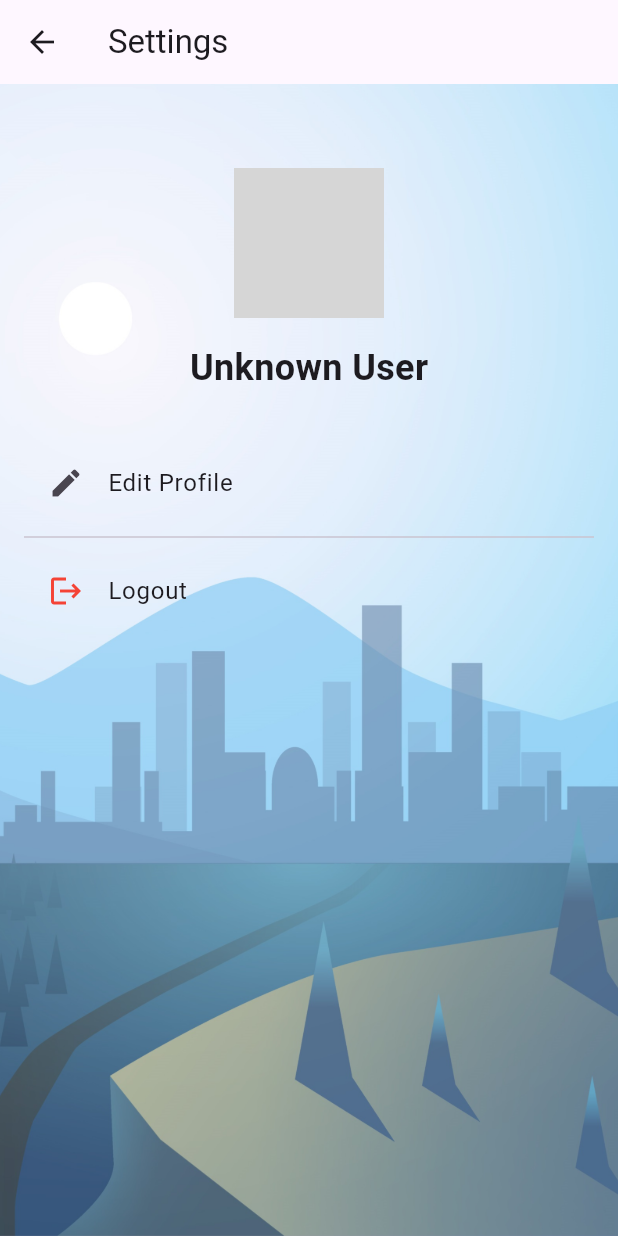
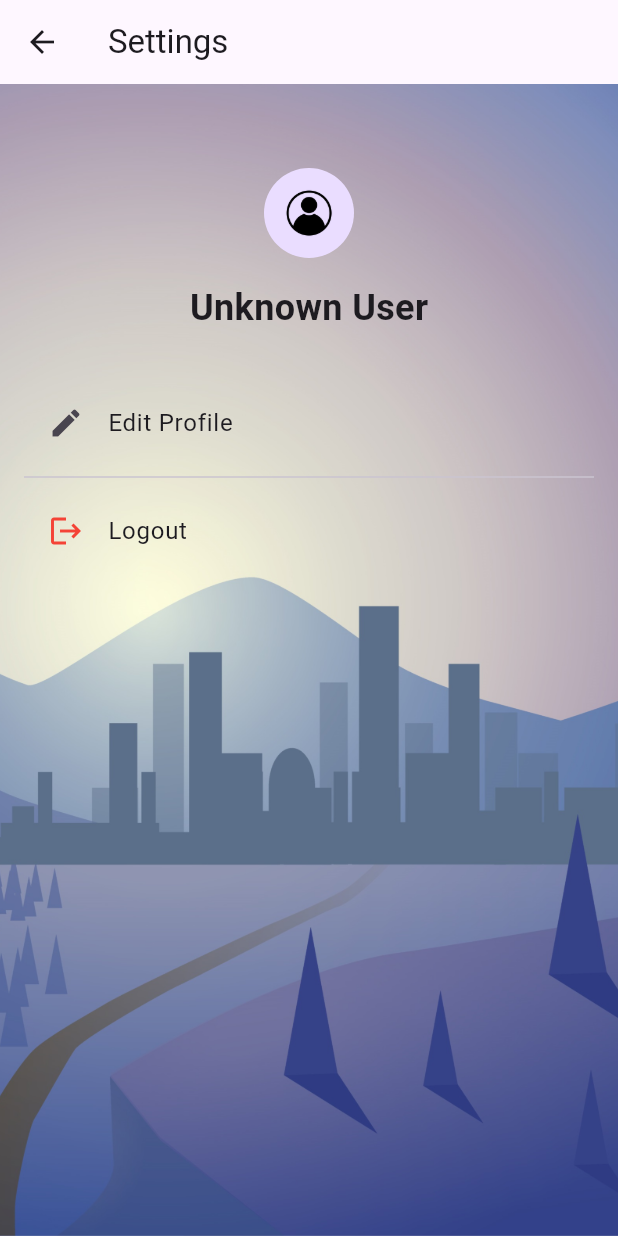
Before and after one commit to FOV-Fall2024/FOV-Fall2024-Mobile, a Flutter app: the MainMenuPage screen opened by its route, after a tap on "Unknown User", on a phone screen of 412 x 824 dp. Run offline on Flutter 3.47's test engine with Material 3 defaults, Android fonts, the phone set to English and light mode, and no system bars; our stand-ins replace convex_bottom_bar, firebase_core, firebase_messaging, flutter_local_notifications, flutter_secure_storage, geolocator and 1 more; missing offline and left inert: flutter_analog_clock, redis, signalr_netcore; accounts and stored records are empty; network calls fail; grey boxes are pictures that could not be loaded.

Commit message:
Add signalr + reload order upon hearing changes in signalr

```diff
--- a/lib/app/presentation/pages/main_menu_pages/main_menu_page.dart
+++ b/lib/app/presentation/pages/main_menu_pages/main_menu_page.dart
@@ -1,10 +1,8 @@
 import 'package:flutter/material.dart';
 import 'package:convex_bottom_bar/convex_bottom_bar.dart';
 import './sub_pages/home_page.dart';
-import './sub_pages/shift_page.dart';
 import './sub_pages/order_page.dart';
-import './sub_pages/paycheck_page.dart';
-import './sub_pages/clockout_page.dart';
+import './sub_pages/schedule_page.dart';
 
 class MainMenuPage extends StatefulWidget {
   @override
@@ -17,10 +15,8 @@
 
   static List<Widget> _pages = <Widget>[
     SafeArea(child: HomePage()),
-    SafeArea(child: ShiftPage()),
     SafeArea(child: OrderPage()),
-    SafeArea(child: PaycheckPage()),
-    SafeArea(child: ClockoutPage()),
+    SafeArea(child: SchedulePage()),
   ];
 
   void _onItemTapped(int index) {
@@ -56,10 +52,8 @@
       bottomNavigationBar: ConvexAppBar(
         items: [
           TabItem(icon: Icons.home, title: 'Home'),
-          TabItem(icon: Icons.work, title: 'Shift'),
           TabItem(icon: Icons.restaurant_menu, title: 'Order'),
-          TabItem(icon: Icons.request_quote, title: 'Paycheck'),
-          TabItem(icon: Icons.do_not_disturb_on, title: 'Clockout'),
+          TabItem(icon: Icons.date_range, title: 'Schedule'),
         ],
         initialActiveIndex: _selectedIndex,
         onTap: _onItemTapped,
--- a/lib/app/presentation/pages/main_menu_pages/sub_pages/background_image_by_time.dart
+++ b/lib/app/presentation/pages/main_menu_pages/sub_pages/background_image_by_time.dart
@@ -1,7 +1,9 @@
 String getBackgroundImage() {
   int hour = DateTime.now().hour;
   if (hour >= 6 && hour < 12) {
-    return 'lib/assets/images/day.jpg';
+    // return 'lib/assets/images/day.jpg';
+    return 'lib/assets/images/noon.jpg';
+    return 'lib/assets/images/night.jpg';
   } else if (hour >= 12 && hour < 18) {
     return 'lib/assets/images/noon.jpg';
   } else {
--- a/lib/app/presentation/pages/main_menu_pages/sub_pages/home_page.dart
+++ b/lib/app/presentation/pages/main_menu_pages/sub_pages/home_page.dart
@@ -64,7 +64,7 @@
           BackdropFilter(
             filter: ImageFilter.blur(sigmaX: 10.0, sigmaY: 10.0),
             child: Container(
-              color: Colors.black.withOpacity(0.5),
+              color: Colors.white.withOpacity(0.0),
             ),
           ),
           Padding(
@@ -154,7 +154,7 @@
                         style: TextStyle(
                           fontSize: 20,
                           fontWeight: FontWeight.w500,
-                          color: _isChecked ? Colors.green : Colors.red,
+                          color: _isChecked ? Colors.green : Colors.amber,
                         ),
                       ),
                       SizedBox(height: 30),
@@ -174,10 +174,19 @@
                           'Take Attendance',
                           style: TextStyle(fontSize: 16, color: Colors.white),
                         ),
-                        style: ElevatedButton.styleFrom(
-                          padding: EdgeInsets.all(30),
-                          backgroundColor:
-                              _isChecked ? Colors.grey : Colors.lightBlue,
+                        style: ButtonStyle(
+                          padding: WidgetStateProperty.all<EdgeInsets>(
+                            EdgeInsets.all(15),
+                          ),
+                          backgroundColor: WidgetStatePropertyAll<Color>(
+                            _isChecked ? Colors.grey : Colors.lightBlue,
+                          ),
+                          shape:
+                              WidgetStateProperty.all<RoundedRectangleBorder>(
+                            RoundedRectangleBorder(
+                              borderRadius: BorderRadius.circular(10),
+                            ),
+                          ),
                         ),
                       ),
                     ],
--- a/lib/app/presentation/pages/main_menu_pages/sub_pages/order_page.dart
+++ b/lib/app/presentation/pages/main_menu_pages/sub_pages/order_page.dart
@@ -1,10 +1,9 @@
-import 'dart:ui';
 import 'package:flutter/material.dart';
 import 'package:fov_fall2024_waiter_mobile_app/app/entities/orderItem.dart';
 import 'package:fov_fall2024_waiter_mobile_app/app/presentation/pages/main_menu_pages/sub_pages/order_page.component.dart';
 import 'package:fov_fall2024_waiter_mobile_app/app/repositories/data/order_repository.dart';
 import 'package:fov_fall2024_waiter_mobile_app/app/presentation/pages/order_pages/order_detail_page.dart';
-import 'package:fov_fall2024_waiter_mobile_app/app/presentation/pages/main_menu_pages/sub_pages/background_image_by_time.dart';
+import 'package:fov_fall2024_waiter_mobile_app/app/services/signalr_service.dart'; // Import the SignalR service
 
 class OrderPage extends StatefulWidget {
   @override
@@ -16,10 +15,29 @@
   late Future<List<OrderItem>> orders;
   String? selectedStatus = 'all';
 
+  // Subscribe to updates from SignalR
+  final SignalRService signalRService = SignalRService();
+
   @override
   void initState() {
     super.initState();
     orders = fetchFilteredOrders();
+
+    // Listen to the SignalR updates
+    signalRService.notificationStream.listen((_) {
+      if (mounted) {
+        // Check if the widget is still in the widget tree
+        setState(() {
+          orders = fetchFilteredOrders();
+        });
+      }
+    });
+  }
+
+  @override
+  void dispose() {
+    super.dispose();
+    signalRService.notificationStream.drain();
   }
 
   Future<List<OrderItem>> fetchFilteredOrders() async {
@@ -42,32 +60,12 @@
   @override
   Widget build(BuildContext context) {
     return Scaffold(
-      body: Stack(
-        children: [
-          Container(
-            decoration: BoxDecoration(
-              image: DecorationImage(
-                image: AssetImage(getBackgroundImage()),
-                fit: BoxFit.cover,
-              ),
-            ),
-          ),
-          BackdropFilter(
-            filter: ImageFilter.blur(sigmaX: 10.0, sigmaY: 10.0),
-            child: Container(
-              color: Colors.black.withOpacity(0.5),
-            ),
-          ),
-          Padding(
+      body: Padding(
         padding: const EdgeInsets.all(16.0),
         child: Column(
           crossAxisAlignment: CrossAxisAlignment.start,
           children: [
-                Card(
-                  elevation: 4,
-                  child: Padding(
-                    padding: const EdgeInsets.all(16.0),
-                    child: Row(
+            Row(
               mainAxisAlignment: MainAxisAlignment.spaceBetween,
               children: [
                 Text('Filter', style: TextStyle(fontSize: 20)),
@@ -75,16 +73,11 @@
                   value: selectedStatus,
                   items: [
                     DropdownMenuItem(value: 'all', child: Text('All')),
-                            DropdownMenuItem(
-                                value: 'Prepare', child: Text('Prepare')),
-                            DropdownMenuItem(
-                                value: 'Cook', child: Text('Cook')),
-                            DropdownMenuItem(
-                                value: 'Service', child: Text('Service')),
-                            DropdownMenuItem(
-                                value: 'Payment', child: Text('Payment')),
-                            DropdownMenuItem(
-                                value: 'Finish', child: Text('Finish')),
+                    DropdownMenuItem(value: 'Prepare', child: Text('Prepare')),
+                    DropdownMenuItem(value: 'Cook', child: Text('Cook')),
+                    DropdownMenuItem(value: 'Service', child: Text('Service')),
+                    DropdownMenuItem(value: 'Payment', child: Text('Payment')),
+                    DropdownMenuItem(value: 'Finish', child: Text('Finish')),
                     DropdownMenuItem(
                         value: 'Canceled', child: Text('Canceled')),
                   ],
@@ -93,9 +86,9 @@
                 ),
               ],
             ),
-                  ),
-                ),
             SizedBox(height: 16),
+
+            // Orders list
             Expanded(
               child: FutureBuilder<List<OrderItem>>(
                 future: orders,
@@ -141,8 +134,6 @@
           ],
         ),
       ),
-        ],
-      ),
     );
   }
 }
--- a/lib/app/presentation/pages/main_menu_pages/sub_pages/shift_page.dart
+++ b/lib/app/presentation/pages/main_menu_pages/sub_pages/schedule_page.dart
@@ -1,7 +1,9 @@
+import 'dart:ui';
 import 'package:flutter/material.dart';
+import 'package:fov_fall2024_waiter_mobile_app/app/presentation/pages/main_menu_pages/sub_pages/background_image_by_time.dart';
 import 'package:intl/intl.dart';
 
-class ShiftPage extends StatelessWidget {
+class SchedulePage extends StatelessWidget {
   // Temporary attendance status
   final List<bool> attendanceStatus = [
     false,
@@ -16,7 +18,23 @@
   @override
   Widget build(BuildContext context) {
     return Scaffold(
-      body: Padding(
+      body: Stack(
+        children: [
+          Container(
+            decoration: BoxDecoration(
+              image: DecorationImage(
+                image: AssetImage(getBackgroundImage()),
+                fit: BoxFit.cover,
+              ),
+            ),
+          ),
+          BackdropFilter(
+            filter: ImageFilter.blur(sigmaX: 10.0, sigmaY: 10.0),
+            child: Container(
+              color: Colors.white.withOpacity(0.4),
+            ),
+          ),
+          Padding(
             padding: const EdgeInsets.all(16.0),
             child: Column(
               crossAxisAlignment: CrossAxisAlignment.start,
@@ -28,13 +46,116 @@
                     fontWeight: FontWeight.bold,
                   ),
                 ),
-            SizedBox(height: 16),
                 _buildWeekCalendar(),
                 Divider(height: 40),
                 _buildTodayShiftSection(),
+                Divider(height: 40),
+                _buildPaycheckSection(context),
+                SizedBox(height: 16),
               ],
             ),
           ),
+        ],
+      ),
+    );
+  }
+
+  Widget _buildPaycheckSection(BuildContext context) {
+    return Column(
+      crossAxisAlignment: CrossAxisAlignment.start,
+      children: [
+        Row(
+          mainAxisAlignment: MainAxisAlignment.spaceBetween,
+          children: [
+            Text(
+              'Paycheck by period',
+              style: TextStyle(
+                fontSize: 20,
+                fontWeight: FontWeight.bold,
+              ),
+            ),
+            GestureDetector(
+              onTap: () {
+                // Add action for 'View more'
+                print("View more clicked");
+              },
+              child: Text(
+                'View more',
+                style: TextStyle(
+                  fontSize: 14,
+                  color: Colors.blue,
+                ),
+              ),
+            ),
+          ],
+        ),
+        SizedBox(height: 16),
+        Container(
+          padding: EdgeInsets.all(16),
+          decoration: BoxDecoration(
+            borderRadius: BorderRadius.circular(10),
+            color: Colors.grey[200],
+          ),
+          child: Column(
+            crossAxisAlignment: CrossAxisAlignment.start,
+            children: [
+              Text(
+                '1 Oct, 24 - 31 Oct, 24', // Paycheck period, need API
+                style: TextStyle(
+                  fontSize: 16,
+                  color: Colors.black54,
+                ),
+              ),
+              SizedBox(height: 16),
+              Row(
+                mainAxisAlignment: MainAxisAlignment.spaceBetween,
+                children: [
+                  Column(
+                    crossAxisAlignment: CrossAxisAlignment.start,
+                    children: [
+                      Text(
+                        'Gross',
+                        style: TextStyle(
+                          fontSize: 16,
+                          fontWeight: FontWeight.bold,
+                        ),
+                      ),
+                      SizedBox(height: 4),
+                      Text(
+                        '12,500,000đ',
+                        style: TextStyle(
+                          fontSize: 16,
+                          color: Colors.black87,
+                        ),
+                      ),
+                    ],
+                  ),
+                  Column(
+                    crossAxisAlignment: CrossAxisAlignment.start,
+                    children: [
+                      Text(
+                        'Net',
+                        style: TextStyle(
+                          fontSize: 16,
+                          fontWeight: FontWeight.bold,
+                        ),
+                      ),
+                      SizedBox(height: 4),
+                      Text(
+                        '8,500,000đ',
+                        style: TextStyle(
+                          fontSize: 16,
+                          color: Colors.black87,
+                        ),
+                      ),
+                    ],
+                  ),
+                ],
+              ),
+            ],
+          ),
+        ),
+      ],
     );
   }
 
--- a/lib/app/presentation/pages/main_menu_pages/sub_pages/setting_page.dart
+++ b/lib/app/presentation/pages/main_menu_pages/sub_pages/setting_page.dart
@@ -41,10 +41,8 @@
           children: [
             SizedBox(height: 40),
             CircleAvatar(
-              radius: 50,
-              backgroundImage: NetworkImage(
-                'https://via.placeholder.com/150',
-              ),
+              radius: 30,
+              backgroundImage: AssetImage('lib/assets/icons/avatar.png'),
             ),
             SizedBox(height: 16),
             Text(
@@ -66,7 +64,9 @@
                   Divider(),
                   ListTile(
                     leading: Icon(Icons.logout, color: Colors.red),
-                    title: Text('Logout'),
+                    title: Text(
+                      'Logout',
+                    ),
                     onTap: () {
                       Navigator.pushReplacementNamed(context, '/login');
                     },
--- a/lib/app/repositories/data/auth_repository.dart
+++ b/lib/app/repositories/data/auth_repository.dart
@@ -1,10 +1,12 @@
 import 'dart:convert';
+import 'package:fov_fall2024_waiter_mobile_app/app/services/signalr_service.dart';
 import 'package:fov_fall2024_waiter_mobile_app/app/services/storage_service.dart';
 import 'package:http/http.dart' as http;
 
 class AuthRepository {
   final String _baseUrl = 'http://vktrng.ddns.net:8080/api/v1/Auth';
   final StorageService _storageService = StorageService();
+  final signalRService = SignalRService();
   final String _tokenKey = 'auth_token';
   //Save personal info
   final String _fullName = '';
@@ -23,6 +25,8 @@
         final responseData = jsonDecode(response.body);
         if (responseData['reasonStatusCode'] == 'Success') {
           await storeUserInfo(responseData['metadata']);
+          await signalRService.connect(
+              responseData['metadata']['id'], responseData['metadata']['role']);
           return {'success': true, 'data': responseData};
         }
         return {'success': false, 'error': 'Invalid token received'};
--- a/pubspec.yaml
+++ b/pubspec.yaml
@@ -22,6 +22,7 @@
   material: ^1.0.0+2
   permission_handler: ^11.3.1
   redis: ^4.0.0
+  signalr_netcore: ^1.4.0
 
 dev_dependencies:
   flutter_test:
```
Also changed, not shown: lib/app/presentation/pages/main_menu_pages/sub_pages/paycheck_page.dart (deleted, +0 -137 lines), lib/app/repositories/data/order_repository.dart (+22 -0 lines), lib/app/services/signalr_service.dart (added, +48 -0 lines), pubspec.lock. Lines whose indentation alone changed are shown as unchanged.
